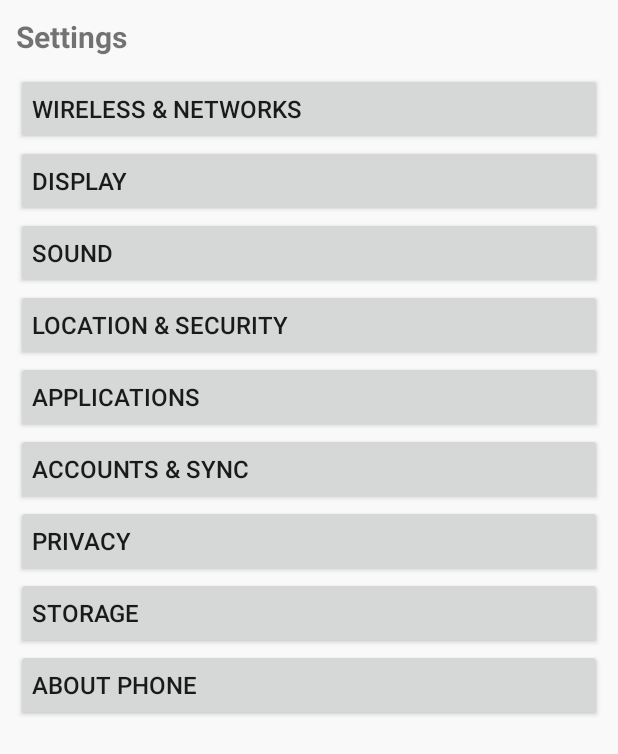
After one commit to YoanValko/mondroid-4, an Android app: the ICSSettingsActivity screen opened directly, with no data from a screen before it, on a phone screen of 412 x 824 dp. The commit adds this screen. Shown: the top 754 px of the screen. Run offline under Robolectric (Android 15) with nearby library versions, the phone set to English and light mode, and no system bars; our stand-ins replace androidx.preference.

Commit message:
Add Settings app, fix ICSSettingsActivity build errors, update README

```diff
--- a/app/src/main/AndroidManifest.xml
+++ b/app/src/main/AndroidManifest.xml
@@ -211,6 +211,14 @@
             android:screenOrientation="unspecified"
             android:exported="true"/>
 
+        <!-- Settings app. -->
+        <activity
+            android:name=".apps.ICSSettingsActivity"
+            android:label="@string/app_settings"
+            android:theme="@style/Theme.ICSLauncher"
+            android:screenOrientation="unspecified"
+            android:exported="true"/>
+
         <!-- Clock widget provider. -->
         <receiver
             android:name=".apps.ICSClockWidgetProvider"
--- /dev/null
+++ b/app/src/main/java/com/example/icslauncher/apps/ICSSettingsActivity.java
@@ -0,0 +1,72 @@
+package com.example.icslauncher.apps;
+
+import android.content.Intent;
+import android.net.Uri;
+import android.os.Bundle;
+import android.provider.Settings;
+import android.view.View;
+import android.widget.Button;
+import android.widget.LinearLayout;
+import android.widget.TextView;
+
+import androidx.appcompat.app.AppCompatActivity;
+
+import com.example.icslauncher.R;
+
+/**
+ * Reimplementation of a Nexus-era Settings app. Opens system settings pages
+ * for common configuration options.
+ */
+public class ICSSettingsActivity extends AppCompatActivity implements View.OnClickListener {
+
+    @Override
+    protected void onCreate(Bundle savedInstanceState) {
+        super.onCreate(savedInstanceState);
+
+        LinearLayout root = new LinearLayout(this);
+        root.setOrientation(LinearLayout.VERTICAL);
+        root.setPadding(16, 16, 16, 16);
+
+        TextView title = new TextView(this);
+        title.setText("Settings");
+        title.setTextSize(20);
+        title.setTypeface(android.graphics.Typeface.DEFAULT, android.graphics.Typeface.BOLD);
+        title.setPadding(0, 0, 0, 16);
+        root.addView(title);
+
+        addSettingRow(root, "Wireless & networks", Settings.ACTION_WIRELESS_SETTINGS);
+        addSettingRow(root, "Display", Settings.ACTION_DISPLAY_SETTINGS);
+        addSettingRow(root, "Sound", Settings.ACTION_SOUND_SETTINGS);
+        addSettingRow(root, "Location & security", Settings.ACTION_LOCATION_SOURCE_SETTINGS);
+        addSettingRow(root, "Applications", Settings.ACTION_APPLICATION_SETTINGS);
+        addSettingRow(root, "Accounts & sync", Settings.ACTION_SYNC_SETTINGS);
+        addSettingRow(root, "Privacy", Settings.ACTION_PRIVACY_SETTINGS);
+        addSettingRow(root, "Storage", Settings.ACTION_INTERNAL_STORAGE_SETTINGS);
+        addSettingRow(root, "About phone", Settings.ACTION_DEVICE_INFO_SETTINGS);
+
+        setContentView(root);
+    }
+
+    private void addSettingRow(LinearLayout root, String title, String action) {
+        Button btn = new Button(this);
+        btn.setText(title);
+        btn.setTextSize(16);
+        btn.setGravity(android.view.Gravity.LEFT | android.view.Gravity.CENTER_VERTICAL);
+        btn.setLayoutParams(new LinearLayout.LayoutParams(
+                LinearLayout.LayoutParams.MATCH_PARENT,
+                LinearLayout.LayoutParams.WRAP_CONTENT));
+        btn.setPadding(16, 12, 16, 12);
+        btn.setTag(action);
+        btn.setOnClickListener(this);
+        root.addView(btn);
+    }
+
+    @Override
+    public void onClick(View v) {
+        String action = (String) v.getTag();
+        Intent intent = new Intent(action);
+        if (intent.resolveActivity(getPackageManager()) != null) {
+            startActivity(intent);
+        }
+    }
+}
--- a/app/src/main/java/com/example/icslauncher/launcher/ICSLauncherActivity.java
+++ b/app/src/main/java/com/example/icslauncher/launcher/ICSLauncherActivity.java
@@ -80,6 +80,7 @@ public class ICSLauncherActivity extends AppCompatActivity {
             new Shortcut(R.string.app_messaging, "com.example.icslauncher", ".apps.ICSMessagingActivity"),
             new Shortcut(R.string.app_notes, "com.example.icslauncher", ".apps.ICSNotesActivity"),
             new Shortcut(R.string.app_file_manager, "com.example.icslauncher", ".apps.ICSFileManagerActivity"),
+            new Shortcut(R.string.app_settings, "com.example.icslauncher", ".apps.ICSSettingsActivity"),
             new Shortcut(R.string.settings, "com.example.icslauncher", ".settings.SettingsActivity"),
             new Shortcut(R.string.wallpaper, "com.example.icslauncher", ".wallpaper.WallpaperPickerActivity"),
     };
--- a/app/src/main/res/values/strings.xml
+++ b/app/src/main/res/values/strings.xml
@@ -32,6 +32,7 @@
     <string name="app_messaging">Messaging</string>
     <string name="app_notes">Notes</string>
     <string name="app_file_manager">File Manager</string>
+    <string name="app_settings">Settings</string>
 
     <!-- Wallpaper -->
     <string name="wallpaper_ics_default">Ice Cream Sandwich (default)</string>
```
Also changed, not shown: 41 other files.
